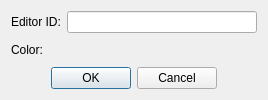
Qt form native/src/DovahKit/ui/form_windows/actor_action.ui (DavidJCobb/DovahKit) before a commit.
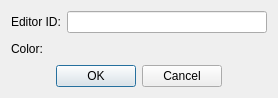
The same form after that commit. Custom widgets are drawn as their Qt base class.

Diff of the .ui file:
```diff
--- a/native/src/DovahKit/ui/form_windows/actor_action.ui
+++ b/native/src/DovahKit/ui/form_windows/actor_action.ui
@@ -2,6 +2,14 @@
 <ui version="4.0">
  <class>FormDialogActorAction</class>
  <widget class="QDialog" name="FormDialogActorAction">
+  <property name="geometry">
+   <rect>
+    <x>0</x>
+    <y>0</y>
+    <width>278</width>
+    <height>98</height>
+   </rect>
+  </property>
   <property name="windowTitle">
    <string>Actor Action</string>
   </property>
```
Left out of the diff: 4 changed lines with no effect on the pictures.
